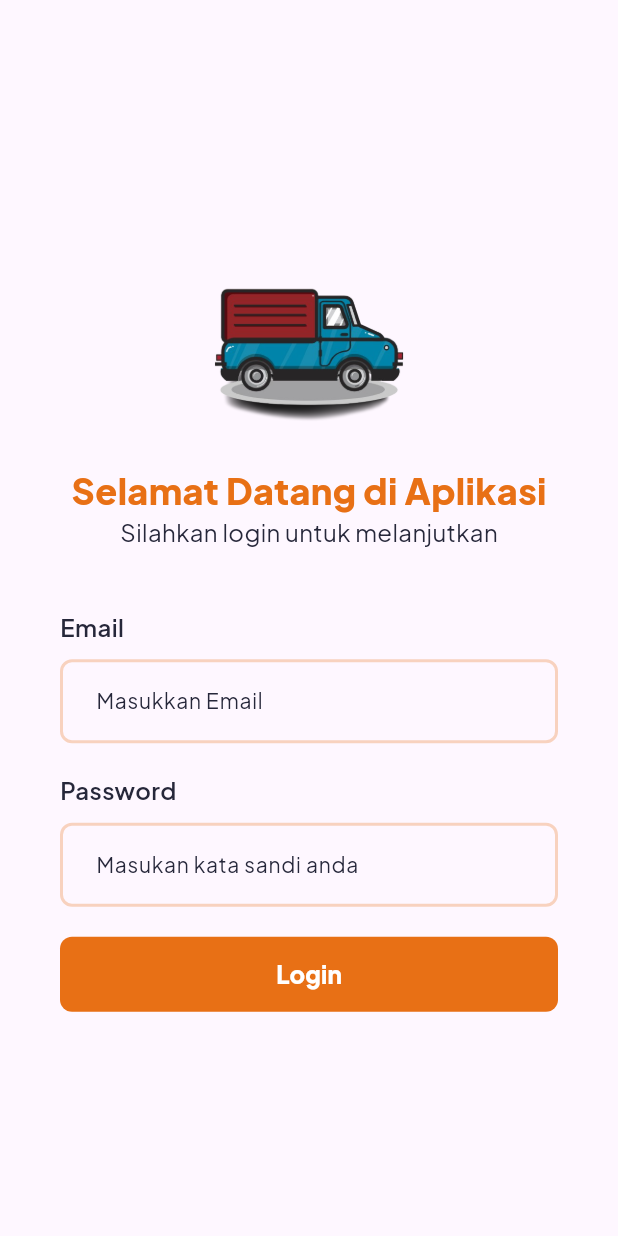
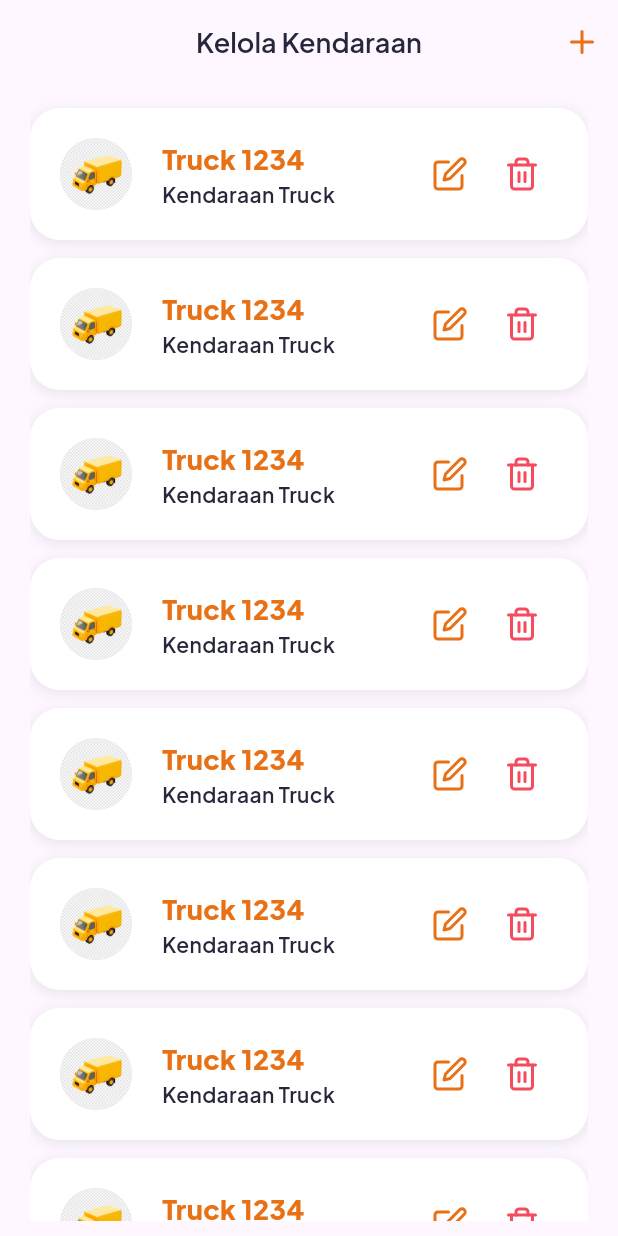
Before and after one commit to ahmdsk/TruckTrack, a Flutter app: the screen it shows after launch, on a phone screen of 412 x 824 dp. Run offline on Flutter 3.47's test engine with Material 3 defaults, Android fonts, the phone set to English and light mode, and no system bars; our stand-ins replace flutter_feather_icons, get, google_fonts, zoom_tap_animation; missing offline and left inert: mapbox_maps_flutter.

Commit message:
feat: add master data kendaraan and pengguna modules with routing

```diff
--- /dev/null
+++ b/lib/app/modules/master_data/kendaraan/views/master_data_kendaraan_view.dart
@@ -0,0 +1,128 @@
+import 'package:flutter/material.dart';
+import 'package:flutter_feather_icons/flutter_feather_icons.dart';
+
+import 'package:get/get.dart';
+import 'package:truck_track/core/themes/themes.dart';
+
+import '../controllers/master_data_kendaraan_controller.dart';
+
+class MasterDataKendaraanView extends GetView<MasterDataKendaraanController> {
+  const MasterDataKendaraanView({super.key});
+  @override
+  Widget build(BuildContext context) {
+    return Scaffold(
+      appBar: AppBar(
+        title: Text(
+          'Kelola Kendaraan',
+          style: Themes.subTitleStyle.copyWith(
+            color: Themes.darkColor,
+            fontSize: 18,
+          ),
+        ),
+        actions: [
+          IconButton(
+            onPressed: () {
+              debugPrint('Add Kendaraan');
+            },
+            icon: Icon(
+              FeatherIcons.plus,
+              color: Themes.primaryColor,
+            ),
+          ),
+        ],
+        centerTitle: true,
+      ),
+      body: Padding(
+        padding: EdgeInsets.symmetric(
+          horizontal: 20,
+          vertical: 10,
+        ),
+        child: ListView.builder(
+          itemBuilder: (_, index) {
+            return ItemListKendaraan();
+          },
+          itemCount: 10,
+        ),
+      ),
+    );
+  }
+}
+
+class ItemListKendaraan extends StatelessWidget {
+  const ItemListKendaraan({super.key});
+
+  @override
+  Widget build(BuildContext context) {
+    return Container(
+      padding: EdgeInsets.all(20),
+      margin: EdgeInsets.symmetric(vertical: 6),
+      decoration: BoxDecoration(
+        borderRadius: BorderRadius.circular(20),
+        color: Themes.whiteColor,
+        boxShadow: [
+          BoxShadow(
+            color: Themes.darkColor.withAlpha(20), // Lebih transparan
+            blurRadius: 6, // Lebih menyebar
+            spreadRadius: 1, // Menyebar tipis
+            offset: const Offset(0, 2), // Lebih pendek bayangannya
+          ),
+        ],
+      ),
+      child: Row(
+        mainAxisAlignment: MainAxisAlignment.spaceBetween,
+        children: [
+          Row(
+            spacing: 20,
+            crossAxisAlignment: CrossAxisAlignment.center,
+            children: [
+              SizedBox(
+                child: CircleAvatar(
+                  radius: 24,
+                  backgroundImage: AssetImage('assets/images/truck-list.jpg'),
+                ),
+              ),
+              Column(
+                crossAxisAlignment: CrossAxisAlignment.start,
+                children: [
+                  Text(
+                    'Truck 1234',
+                    style: Themes.titleStyle.copyWith(
+                      color: Themes.primaryColor,
+                      fontSize: 18,
+                      overflow: TextOverflow.ellipsis
+                    ),
+                  ),
+                  Text(
+                    'Kendaraan Truck',
+                    style: Themes.subTitleStyle.copyWith(
+                      color: Themes.darkColor,
+                      fontSize: 14,
+                    ),
+                  ),
+                ],
+              ),
+            ],
+          ),
+          Row(
+            children: [
+              IconButton(
+                onPressed: () {},
+                icon: Icon(
+                  FeatherIcons.edit,
+                  color: Themes.primaryColor,
+                ),
+              ),
+              IconButton(
+                onPressed: () {},
+                icon: Icon(
+                  FeatherIcons.trash2,
+                  color: Themes.dangerColor,
+                ),
+              ),
+            ],
+          ),
+        ],
+      ),
+    );
+  }
+}
--- a/lib/app/routes/app_pages.dart
+++ b/lib/app/routes/app_pages.dart
@@ -6,6 +6,10 @@ import '../modules/login/bindings/login_binding.dart';
 import '../modules/login/views/login_view.dart';
 import '../modules/maps/bindings/maps_binding.dart';
 import '../modules/maps/views/maps_view.dart';
+import '../modules/master_data/kendaraan/bindings/master_data_kendaraan_binding.dart';
+import '../modules/master_data/kendaraan/views/master_data_kendaraan_view.dart';
+import '../modules/master_data/pengguna/bindings/master_data_pengguna_binding.dart';
+import '../modules/master_data/pengguna/views/master_data_pengguna_view.dart';
 import '../modules/profile/bindings/profile_binding.dart';
 import '../modules/profile/views/profile_view.dart';
 
@@ -14,7 +18,7 @@ part 'app_routes.dart';
 class AppPages {
   AppPages._();
 
-  static const INITIAL = Routes.LOGIN;
+  static const INITIAL = Routes.MASTER_DATA_KENDARAAN;
 
   static final routes = [
     GetPage(
@@ -37,5 +41,15 @@ class AppPages {
       page: () => const MapsView(),
       binding: MapsBinding(),
     ),
+    GetPage(
+      name: _Paths.MASTER_DATA_KENDARAAN,
+      page: () => const MasterDataKendaraanView(),
+      binding: MasterDataKendaraanBinding(),
+    ),
+    GetPage(
+      name: _Paths.MASTER_DATA_PENGGUNA,
+      page: () => const MasterDataPenggunaView(),
+      binding: MasterDataPenggunaBinding(),
+    ),
   ];
 }
--- a/lib/app/routes/app_routes.dart
+++ b/lib/app/routes/app_routes.dart
@@ -7,6 +7,8 @@ abstract class Routes {
   static const LOGIN = _Paths.LOGIN;
   static const PROFILE = _Paths.PROFILE;
   static const MAPS = _Paths.MAPS;
+  static const MASTER_DATA_KENDARAAN = _Paths.MASTER_DATA_KENDARAAN;
+  static const MASTER_DATA_PENGGUNA = _Paths.MASTER_DATA_PENGGUNA;
 }
 
 abstract class _Paths {
@@ -15,4 +17,6 @@ abstract class _Paths {
   static const LOGIN = '/login';
   static const PROFILE = '/profile';
   static const MAPS = '/maps';
+  static const MASTER_DATA_KENDARAAN = '/kendaraan';
+  static const MASTER_DATA_PENGGUNA = '/pengguna';
 }
```
Also changed, not shown: lib/app/modules/master_data/kendaraan/bindings/master_data_kendaraan_binding.dart (added, +12 -0 lines), lib/app/modules/master_data/kendaraan/controllers/master_data_kendaraan_controller.dart (added, +23 -0 lines), lib/app/modules/master_data/pengguna/bindings/master_data_pengguna_binding.dart (added, +12 -0 lines), lib/app/modules/master_data/pengguna/controllers/master_data_pengguna_controller.dart (added, +23 -0 lines), lib/app/modules/master_data/pengguna/views/master_data_pengguna_view.dart (added, +24 -0 lines), assets/images/truck-list.jpg (added).
